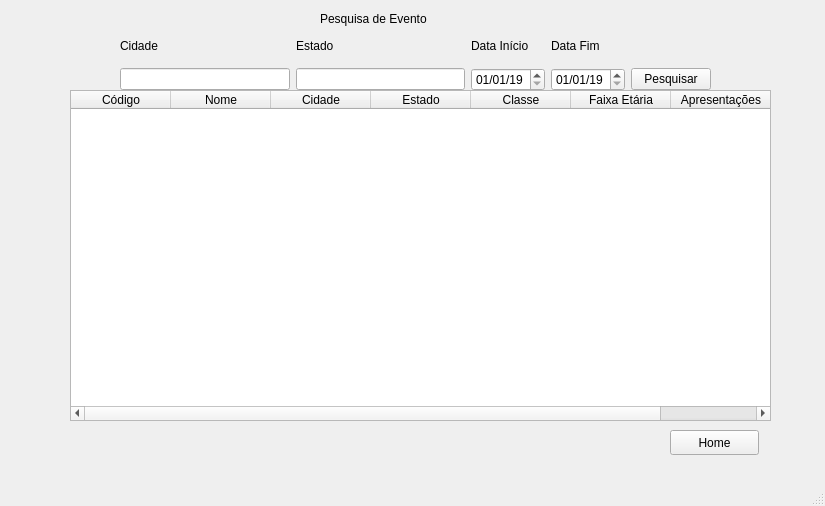
Before: the Qt Designer form ui/viewEventos.ui in PedroAugustoRamalhoDuarte/Trabalho-TP1, drawn with Qt 5.
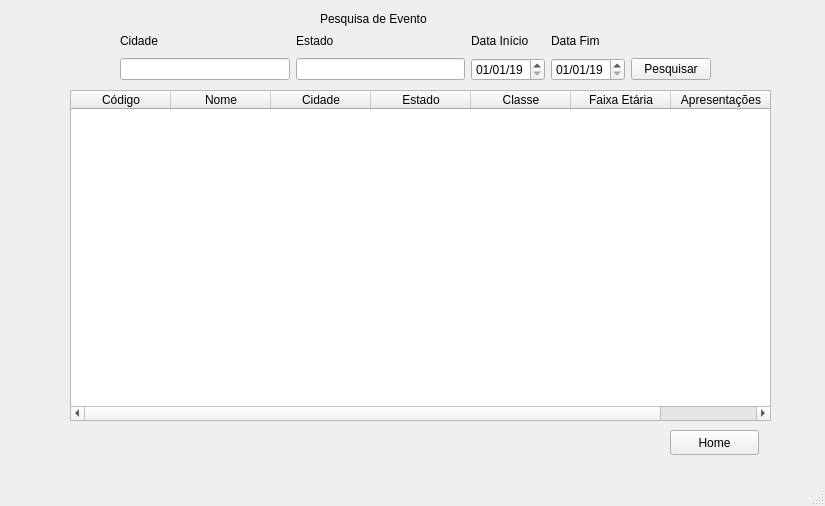
After: the same form once the commit is applied. The open tabs and pages were chosen to show the change.

Patch:
```diff
--- a/ui/viewEventos.ui
+++ b/ui/viewEventos.ui
@@ -158,7 +158,7 @@
         <x>110</x>
         <y>20</y>
         <width>591</width>
-        <height>61</height>
+        <height>51</height>
        </rect>
       </property>
       <layout class="QGridLayout" name="gridLayout">
```
Left out of the diff: 68 changed lines with no effect on the pictures.
